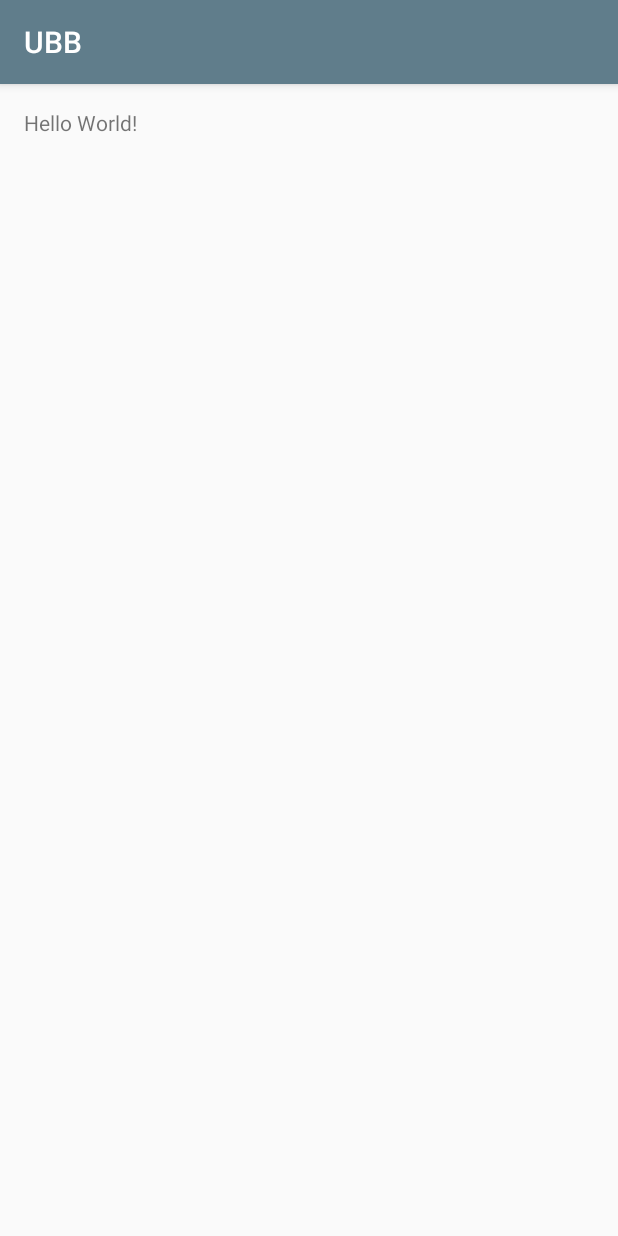
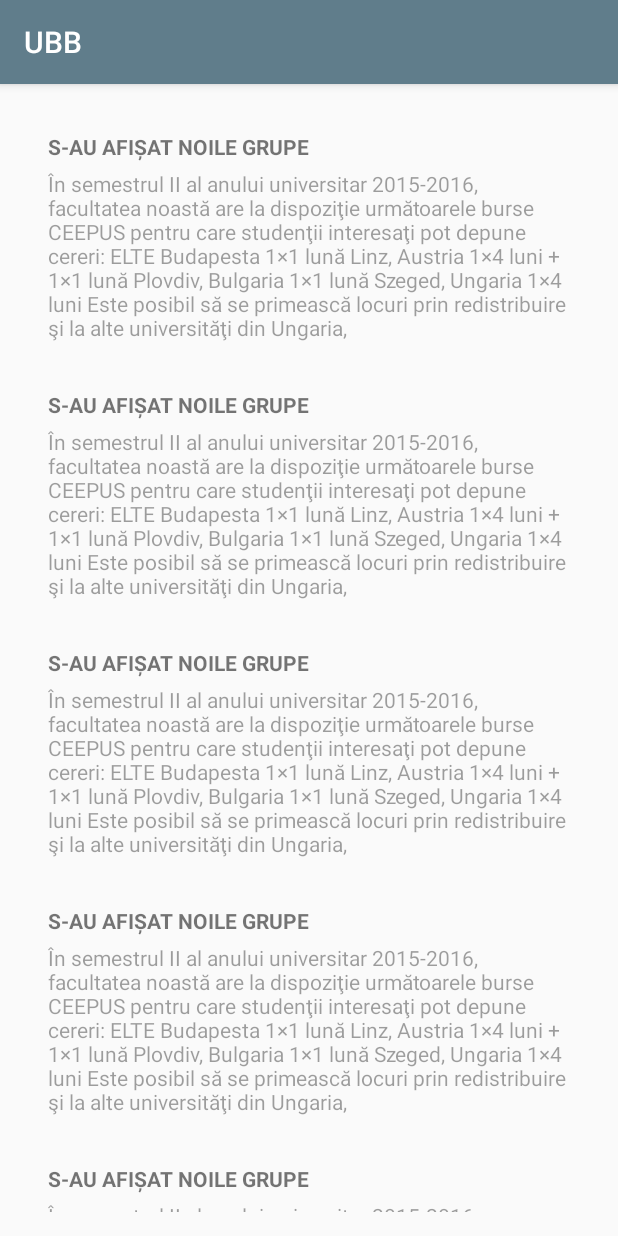
Before and after one commit to BoldijarPaul/ubb, an Android app: the screen it shows after launch (MainActivity), on a phone screen of 412 x 824 dp. Run offline under Robolectric (Android 15) with nearby library versions, the phone set to English and light mode, and no system bars.

Commit message:
added item for news

```diff
--- a/app/src/main/res/layout/activity_main.xml
+++ b/app/src/main/res/layout/activity_main.xml
@@ -1,11 +1,27 @@
 <?xml version="1.0" encoding="utf-8"?>
-<RelativeLayout xmlns:android="http://schemas.android.com/apk/res/android"
-    xmlns:tools="http://schemas.android.com/tools" android:layout_width="match_parent"
-    android:layout_height="match_parent" android:paddingLeft="@dimen/activity_horizontal_margin"
+
+<ScrollView xmlns:android="http://schemas.android.com/apk/res/android"
+    xmlns:tools="http://schemas.android.com/tools"
+    android:layout_width="match_parent"
+    android:layout_height="match_parent"
+    android:paddingBottom="@dimen/activity_vertical_margin"
+    android:paddingLeft="@dimen/activity_horizontal_margin"
     android:paddingRight="@dimen/activity_horizontal_margin"
     android:paddingTop="@dimen/activity_vertical_margin"
-    android:paddingBottom="@dimen/activity_vertical_margin" tools:context=".MainActivity">
+    tools:context=".MainActivity">
 
-    <TextView android:text="Hello World!" android:layout_width="wrap_content"
-        android:layout_height="wrap_content" />
-</RelativeLayout>
+    <LinearLayout
+        android:layout_width="match_parent"
+        android:orientation="vertical"
+        android:layout_height="wrap_content">
+
+        <include layout="@layout/item_news"/>
+        <include layout="@layout/item_news"/>
+        <include layout="@layout/item_news"/>
+        <include layout="@layout/item_news"/>
+        <include layout="@layout/item_news"/>
+        <include layout="@layout/item_news"/>
+        <include layout="@layout/item_news"/>
+
+    </LinearLayout>
+</ScrollView>
--- /dev/null
+++ b/app/src/main/res/layout/item_news.xml
@@ -0,0 +1,24 @@
+<?xml version="1.0" encoding="utf-8"?>
+<LinearLayout xmlns:android="http://schemas.android.com/apk/res/android"
+    android:orientation="vertical" android:layout_width="match_parent"
+    android:padding="@dimen/activity_margin"
+    android:layout_height="wrap_content">
+
+   <TextView
+       android:fontFamily="sans-serif"
+       android:textStyle="bold"
+       android:textAllCaps="true"
+       android:layout_width="wrap_content"
+       android:layout_height="wrap_content"
+       android:text="S-au afișat noile grupe"
+       android:paddingBottom="5dp"/>
+
+    <TextView
+        android:alpha="0.7"
+        android:fontFamily="sans-serif"
+        android:layout_width="wrap_content"
+        android:layout_height="wrap_content"
+        android:text="În semestrul II al anului universitar 2015-2016, facultatea noastă are la dispoziţie următoarele burse CEEPUS pentru care studenţii interesaţi pot depune cereri: ELTE Budapesta 1×1 lună Linz, Austria 1×4 luni + 1×1 lună Plovdiv, Bulgaria 1×1 lună Szeged, Ungaria 1×4 luni Este posibil să se primească locuri prin redistribuire şi la alte universităţi din Ungaria,"/>
+
+
+</LinearLayout>
--- a/app/src/main/res/values-w820dp/dimens.xml
+++ b/app/src/main/res/values-w820dp/dimens.xml
@@ -3,4 +3,6 @@
          (such as screen margins) for screens with more than 820dp of available width. This
          would include 7" and 10" devices in landscape (~960dp and ~1280dp respectively). -->
     <dimen name="activity_horizontal_margin">64dp</dimen>
+    <dimen name="activity_margin">64dp</dimen>
+
 </resources>
--- a/app/src/main/res/values/dimens.xml
+++ b/app/src/main/res/values/dimens.xml
@@ -2,4 +2,5 @@
     <!-- Default screen margins, per the Android Design guidelines. -->
     <dimen name="activity_horizontal_margin">16dp</dimen>
     <dimen name="activity_vertical_margin">16dp</dimen>
+    <dimen name="activity_margin">16dp</dimen>
 </resources>
```
